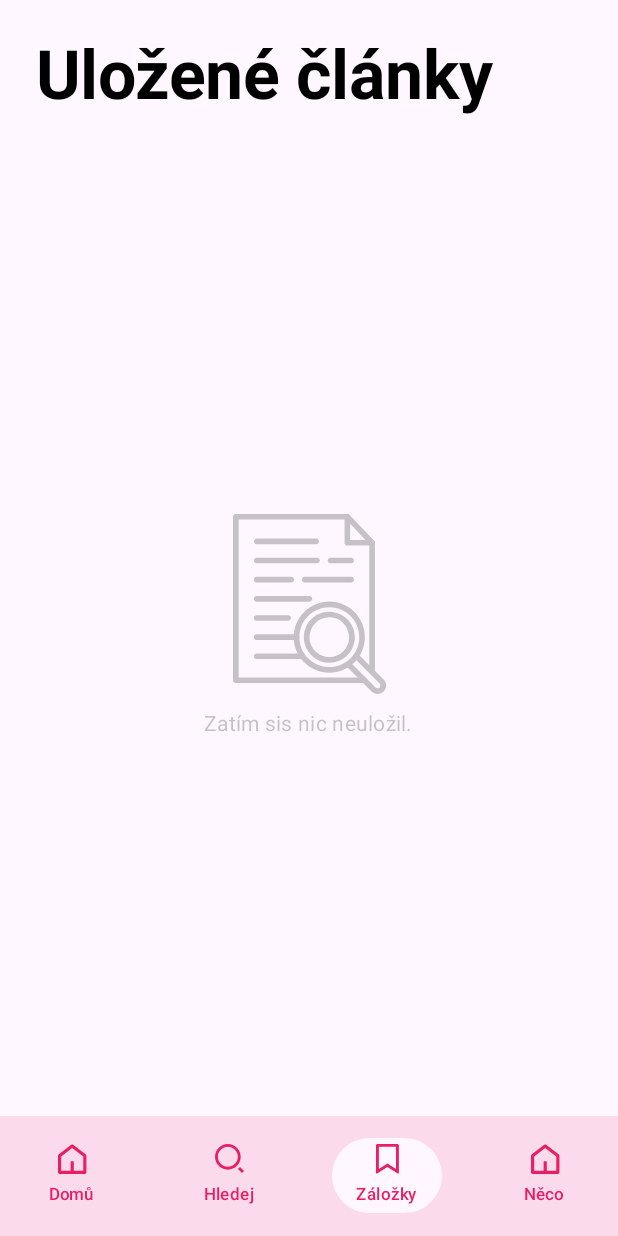
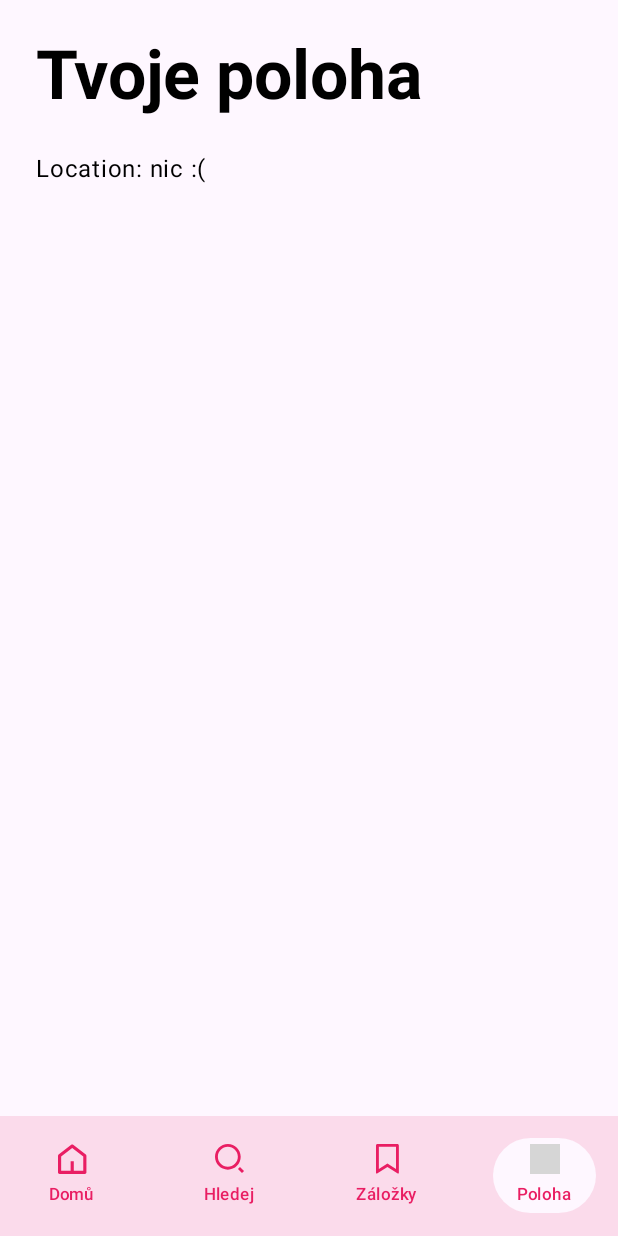
Before and after one commit to sikudova/MojeAppka, an Android app built with Jetpack Compose: the NewsNavigator screen opened through its navigation route, item 4 of the bottom bar chosen, on a phone screen of 412 x 824 dp. Run offline under Robolectric (Android 15) with nearby library versions, the phone set to English and light mode, and no system bars; our stand-ins replace Dagger/Hilt's generated code, Room's generated code, Shimmer, accompanist, paging; Roboto replaces fonts that are not available here; 5 statements that could not run were skipped; grey boxes are pictures that could not be loaded.

Commit message:
WIP: location

```diff
--- /dev/null
+++ b/app/src/main/java/com/example/mojeappka/presentation/location/LocationScreen.kt
@@ -0,0 +1,66 @@
+package com.example.mojeappka.presentation.location
+
+import android.location.Location
+import android.location.LocationManager
+import androidx.compose.foundation.layout.fillMaxWidth
+import androidx.compose.foundation.layout.padding
+import androidx.compose.material3.Text
+import androidx.compose.runtime.Composable
+import androidx.compose.ui.platform.LocalContext
+import androidx.navigation.NavController
+import com.google.android.gms.location.LocationServices
+import androidx.compose.runtime.mutableStateOf
+import androidx.compose.runtime.remember
+import androidx.compose.ui.Modifier
+import androidx.compose.ui.text.font.FontWeight
+import com.example.mojeappka.presentation.Dimension
+import androidx.compose.foundation.layout.Column
+import androidx.compose.foundation.layout.Spacer
+import androidx.compose.foundation.layout.height
+import androidx.compose.foundation.layout.statusBarsPadding
+import androidx.compose.material3.MaterialTheme
+import androidx.compose.ui.res.colorResource
+import com.example.mojeappka.R
+
+@Composable
+fun LocationScreen(navController: NavController) {
+    val context = LocalContext.current
+
+    val locationManager = context.getSystemService(LocationManager::class.java)
+    val fusedLocationClient = LocationServices.getFusedLocationProviderClient(context)
+
+    val location: Location?
+
+    val latitudeState = remember { mutableStateOf("Latitude: N/A") }
+    val longitudeState = remember { mutableStateOf("Longitude: N/A") }
+
+    Column(
+        modifier = Modifier
+            .fillMaxWidth()
+            .statusBarsPadding()
+            .padding(
+                top = Dimension.MediumPadding1,
+                start = Dimension.MediumPadding1,
+                end = Dimension.MediumPadding1
+            )
+    ) {
+
+        Text(
+            text = "Tvoje poloha",
+            style = MaterialTheme.typography.displayMedium.copy(fontWeight = FontWeight.Bold),
+            color = colorResource(
+                id = R.color.text_title
+            )
+        )
+
+        Spacer(modifier = Modifier.height(Dimension.MediumPadding1))
+
+        Text(
+            text = "Location: nic :(",
+            color = colorResource(
+                id = R.color.text_title
+            )
+        )
+
+    }
+}
--- /dev/null
+++ b/app/src/main/java/com/example/mojeappka/presentation/location/LocationViewModel.kt
@@ -0,0 +1,18 @@
+package com.example.mojeappka.presentation.location
+
+import android.app.Application
+import androidx.lifecycle.ViewModel
+import com.google.android.gms.location.FusedLocationProviderClient
+import com.google.android.gms.location.LocationServices
+import dagger.hilt.android.lifecycle.HiltViewModel
+import javax.inject.Inject
+
+@HiltViewModel
+class LocationViewModel @Inject constructor(
+    application: Application
+) : ViewModel() {
+
+    val fusedLocationClient: FusedLocationProviderClient =
+        LocationServices.getFusedLocationProviderClient(application)
+
+}
--- a/app/src/main/java/com/example/mojeappka/presentation/navgraph/Route.kt
+++ b/app/src/main/java/com/example/mojeappka/presentation/navgraph/Route.kt
@@ -14,4 +14,5 @@ sealed class Route(
     object AppStartNavigation : Route(route = "appStartNavigation")
     object NewsNavigation : Route(route = "newsNavigation")
     object NewsNavigatorScreen : Route(route = "newsNavigator")
+    object LocationScreen : Route(route = "locationScreen")
 }
--- a/app/src/main/java/com/example/mojeappka/presentation/news_navigator/NewsNavigator.kt
+++ b/app/src/main/java/com/example/mojeappka/presentation/news_navigator/NewsNavigator.kt
@@ -3,7 +3,6 @@ package com.example.mojeappka.presentation.news_navigator
 import android.widget.Toast
 import androidx.compose.foundation.layout.fillMaxSize
 import androidx.compose.foundation.layout.padding
-import androidx.compose.material3.ExperimentalMaterial3Api
 import androidx.compose.material3.Scaffold
 import androidx.compose.runtime.Composable
 import androidx.compose.runtime.getValue
@@ -29,13 +28,13 @@ import com.example.mojeappka.presentation.details.DetailsScreen
 import com.example.mojeappka.presentation.details.DetailsViewModel
 import com.example.mojeappka.presentation.home.HomeScreen
 import com.example.mojeappka.presentation.home.HomeViewModel
+import com.example.mojeappka.presentation.location.LocationScreen
 import com.example.mojeappka.presentation.navgraph.Route
 import com.example.mojeappka.presentation.news_navigator.components.BottomNavigationItem
 import com.example.mojeappka.presentation.news_navigator.components.NewsBottomNavigation
 import com.example.mojeappka.presentation.search.SearchScreen
 import com.example.mojeappka.presentation.search.SearchViewModel
 
-@OptIn(ExperimentalMaterial3Api::class)
 @Composable
 fun NewsNavigator() {
 
@@ -44,7 +43,7 @@ fun NewsNavigator() {
             BottomNavigationItem(icon = R.drawable.ic_home, text = "Domů"),
             BottomNavigationItem(icon = R.drawable.ic_search, text = "Hledej"),
             BottomNavigationItem(icon = R.drawable.ic_bookmark, text = "Záložky"),
-            BottomNavigationItem(icon = R.drawable.ic_home, text = "Něco"),
+            BottomNavigationItem(icon = R.drawable.ic_map, text = "Poloha"),
         )
     }
 
@@ -58,12 +57,16 @@ fun NewsNavigator() {
             Route.HomeScreen.route -> 0
             Route.SearchScreen.route -> 1
             Route.BookmarkScreen.route -> 2
+            Route.LocationScreen.route -> 3
             else -> 0
         }
     }
 
     val isBottomBarVisible = remember(key1 = backStackState) {
-        backStackState?.destination?.route == Route.HomeScreen.route || backStackState?.destination?.route == Route.SearchScreen.route || backStackState?.destination?.route == Route.BookmarkScreen.route
+        backStackState?.destination?.route == Route.HomeScreen.route
+                || backStackState?.destination?.route == Route.SearchScreen.route
+                || backStackState?.destination?.route == Route.BookmarkScreen.route
+                || backStackState?.destination?.route == Route.LocationScreen.route
     }
 
     Scaffold(modifier = Modifier.fillMaxSize(), bottomBar = {
@@ -82,6 +85,10 @@ fun NewsNavigator() {
 
                         2 -> navigateToTab(
                             navController = navController, route = Route.BookmarkScreen.route
+                        )
+
+                        3 -> navigateToTab(
+                            navController = navController, route = Route.LocationScreen.route
                         )
 
                     }
@@ -139,6 +146,9 @@ fun NewsNavigator() {
                     navigateToDetails(navController = navController, article = article)
                 })
             }
+            composable(route = Route.LocationScreen.route) {
+                LocationScreen(navController)
+            }
         }
     }
 }
--- a/app/src/main/java/com/example/mojeappka/presentation/news_navigator/components/NewsBottomNavigation.kt
+++ b/app/src/main/java/com/example/mojeappka/presentation/news_navigator/components/NewsBottomNavigation.kt
@@ -77,7 +77,7 @@ fun NewsBottomNavigationPreview() {
             BottomNavigationItem(icon = R.drawable.ic_home, text = "Home"),
             BottomNavigationItem(icon = R.drawable.ic_search, text = "Search"),
             BottomNavigationItem(icon = R.drawable.ic_bookmark, text = "Bookmark"),
-            BottomNavigationItem(icon = R.drawable.ic_home, text = "Něco"),
+            BottomNavigationItem(icon = R.drawable.ic_map, text = "Poloha"),
         ), selectedItem = 0, onItemClick = {})
     }
 }
```
